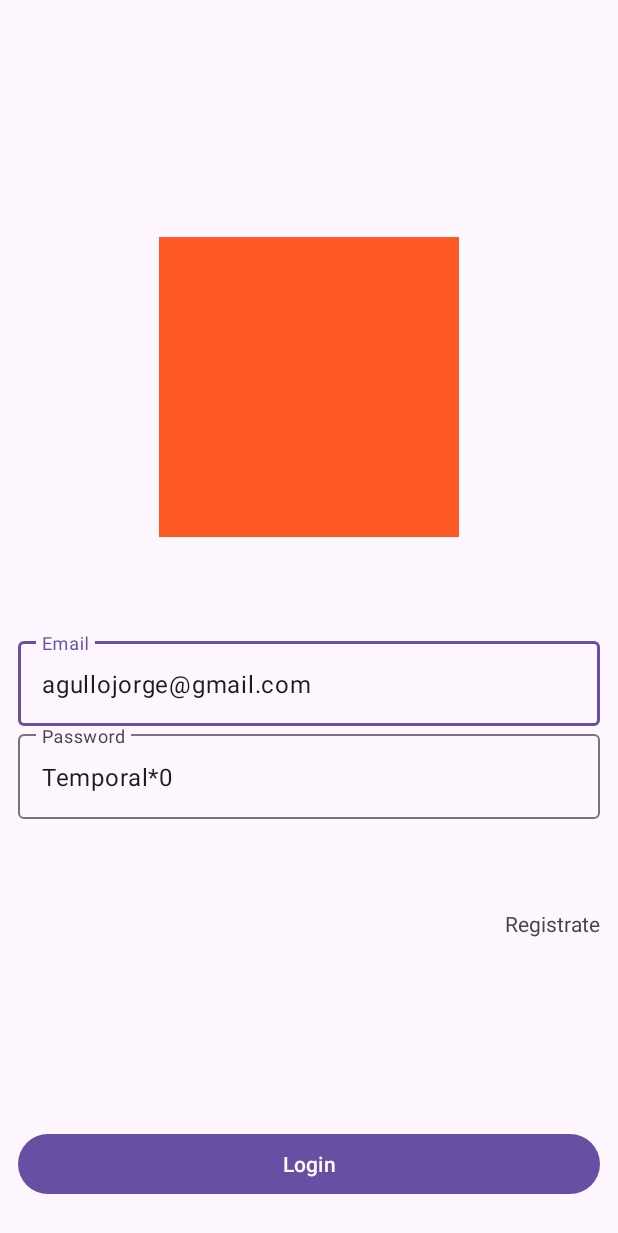
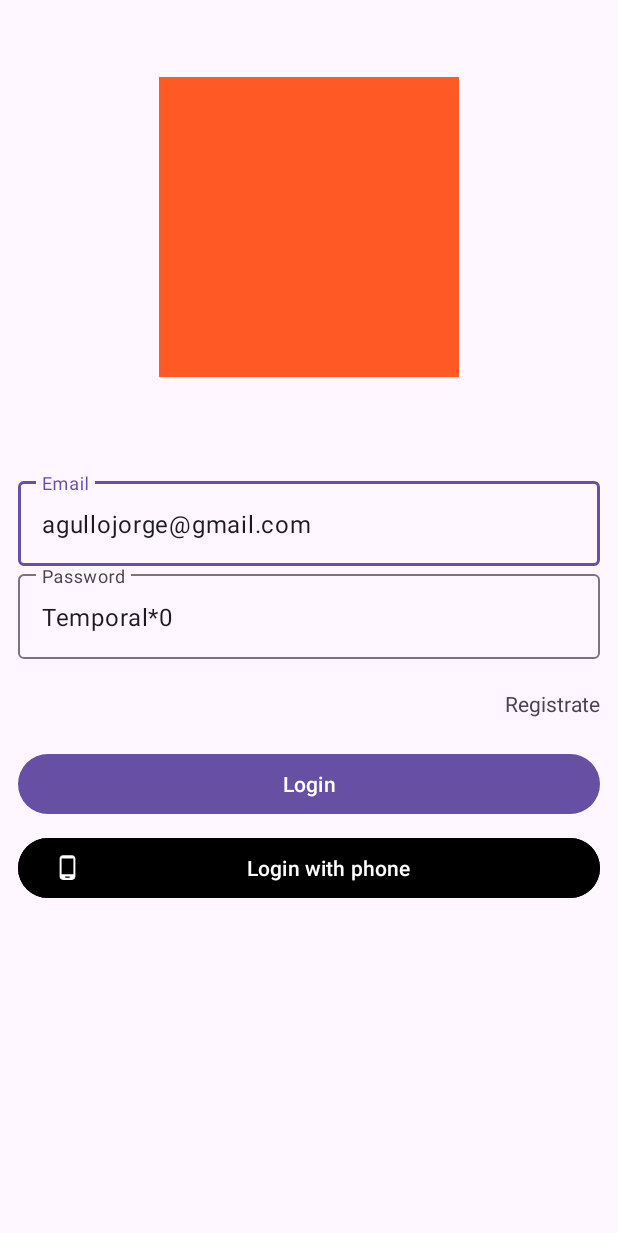
Before and after one commit to JorgeAgulloM/FireLogin, an Android app: the screen it shows after launch (LoginActivity), on a phone screen of 412 x 824 dp. Shown: the top 1233 px of the screen. Run offline under Robolectric (Android 15) with nearby library versions, the phone set to English and light mode, and no system bars; our stand-ins replace Dagger/Hilt's generated code, Firebase (no records; nobody signed in at launch, a user with empty details on screens opened directly).

Commit message:
Added new login phone button

```diff
--- a/app/src/main/res/layout/activity_login.xml
+++ b/app/src/main/res/layout/activity_login.xml
@@ -32,9 +32,9 @@
 
         <com.google.android.material.textfield.TextInputEditText
             android:id="@+id/tieUser"
-            android:text="agullojorge@gmail.com"
             android:layout_width="match_parent"
-            android:layout_height="wrap_content" />
+            android:layout_height="wrap_content"
+            android:text="agullojorge@gmail.com" />
 
     </com.google.android.material.textfield.TextInputLayout>
 
@@ -51,10 +51,10 @@
 
         <com.google.android.material.textfield.TextInputEditText
             android:id="@+id/tiePass"
-            android:text="Temporal*0"
             android:layout_width="match_parent"
             android:layout_height="wrap_content"
-            android:layout_marginBottom="48dp" />
+            android:layout_marginBottom="8dp"
+            android:text="Temporal*0" />
 
     </com.google.android.material.textfield.TextInputLayout>
 
@@ -72,11 +72,24 @@
         android:layout_width="0dp"
         android:layout_height="wrap_content"
         android:layout_marginHorizontal="12dp"
-        android:layout_marginVertical="24dp"
+        android:layout_marginTop="8dp"
         android:text="Login"
-        app:layout_constraintBottom_toBottomOf="parent"
         app:layout_constraintEnd_toEndOf="parent"
-        app:layout_constraintStart_toStartOf="parent" />
+        app:layout_constraintStart_toStartOf="parent"
+        app:layout_constraintTop_toBottomOf="@+id/tvSignUp" />
+
+    <com.google.android.material.button.MaterialButton
+        android:id="@+id/btnLoginPhone"
+        android:layout_width="0dp"
+        android:layout_height="wrap_content"
+        android:layout_marginHorizontal="12dp"
+        android:layout_marginTop="8dp"
+        android:text="Login with phone"
+        app:icon="@drawable/ic_phone"
+        android:backgroundTint="@color/black"
+        app:layout_constraintEnd_toEndOf="parent"
+        app:layout_constraintStart_toStartOf="parent"
+        app:layout_constraintTop_toBottomOf="@+id/btnLogin" />
 
     <ProgressBar
         android:id="@+id/pbLoading"
```
